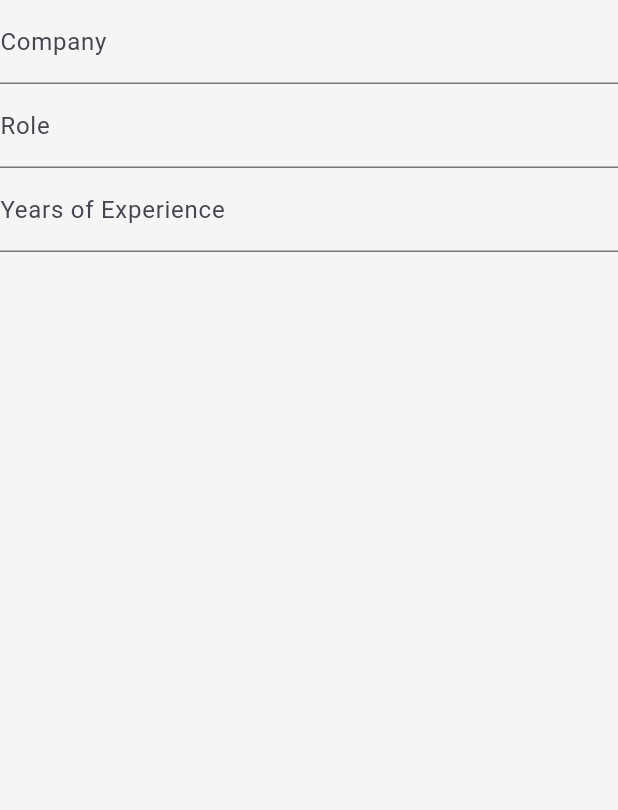
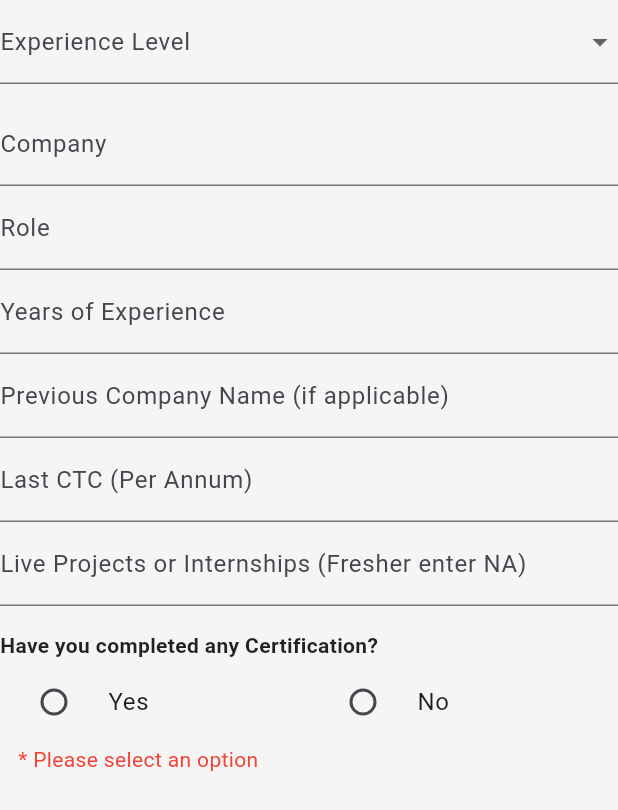
Before and after one commit to coderrDikshant/VibrantMinds, a Flutter app: the ExperienceSection widget shown alone on an empty page, opened directly with empty values, on a phone screen of 412 x 824 dp. Shown: the top 810 px of the screen. Run offline on Flutter 3.47's test engine with Material 3 defaults, Android fonts, the phone set to English and light mode, and no system bars; our stand-ins replace cloud_firestore, firebase_core, get, google_generative_ai, lottie; missing offline and left inert: amplify_auth_cognito, amplify_authenticator, amplify_flutter; accounts and stored records are empty.

Commit message:
added experience section

```diff
--- a/lib/widgets/profile_cards/experience_section.dart
+++ b/lib/widgets/profile_cards/experience_section.dart
@@ -12,9 +12,22 @@ class ExperienceSection extends StatefulWidget {
 class ExperienceSectionState extends State<ExperienceSection> {
   final _localFormKey = GlobalKey<FormState>();
 
+  String? _experienceLevel;
   String? _company;
   String? _role;
   String? _years;
+  String? _lastCTC;
+  String? _internshipDetails;
+  String? _previousCompany;
+  String? _certification;
+
+  final List<String> _experienceOptions = [
+    'Fresher',
+    '0–3 months',
+    '3–6 months',
+    '6 months – 1 year',
+    'More than 1 year',
+  ];
 
   void save() {
     if (_localFormKey.currentState?.validate() ?? false) {
@@ -22,40 +35,143 @@ class ExperienceSectionState extends State<ExperienceSection> {
       widget.onSaved({
         'experience': [
           {
+            'experienceLevel': _experienceLevel,
             'company': _company,
             'role': _role,
             'years': _years,
+            'previousCompany': _previousCompany,
+            'lastCTC': _lastCTC,
+            'internshipDetails': _internshipDetails,
+            'certification': _certification,
           }
         ]
       });
     }
   }
 
+  bool get isFresher => _experienceLevel == 'Fresher';
+
   @override
   Widget build(BuildContext context) {
     return Form(
       key: _localFormKey,
-      child: ListView(
+      child: Column(
+        crossAxisAlignment: CrossAxisAlignment.start,
         children: [
+          DropdownButtonFormField<String>(
+            decoration: const InputDecoration(labelText: 'Experience Level'),
+            value: _experienceLevel,
+            items: _experienceOptions
+                .map((exp) => DropdownMenuItem(
+              value: exp,
+              child: Text(exp),
+            ))
+                .toList(),
+            validator: (val) =>
+            val == null ? 'Please select experience level' : null,
+            onChanged: (val) {
+              setState(() {
+                _experienceLevel = val;
+              });
+            },
+            onSaved: (val) => _experienceLevel = val,
+          ),
+          const SizedBox(height: 12),
           TextFormField(
             decoration: const InputDecoration(labelText: 'Company'),
             validator: (val) =>
-                val == null || val.isEmpty ? 'Company is required' : null,
+            val == null || val.isEmpty ? 'Company is required' : null,
             onSaved: (val) => _company = val,
           ),
           TextFormField(
             decoration: const InputDecoration(labelText: 'Role'),
             validator: (val) =>
-                val == null || val.isEmpty ? 'Role is required' : null,
+            val == null || val.isEmpty ? 'Role is required' : null,
             onSaved: (val) => _role = val,
           ),
           TextFormField(
-            decoration: const InputDecoration(labelText: 'Years of Experience'),
+            decoration:
+            const InputDecoration(labelText: 'Years of Experience'),
             keyboardType: TextInputType.number,
             validator: (val) =>
-                val == null || val.isEmpty ? 'Years is required' : null,
+            val == null || val.isEmpty ? 'Years is required' : null,
             onSaved: (val) => _years = val,
           ),
+          TextFormField(
+            enabled: !isFresher,
+            decoration: const InputDecoration(
+                labelText: 'Previous Company Name (if applicable)'),
+            validator: (val) {
+              if (!isFresher && (val == null || val.isEmpty)) {
+                return 'Previous company is required';
+              }
+              return null;
+            },
+            onSaved: (val) => _previousCompany = isFresher ? 'NA' : val,
+          ),
+          TextFormField(
+            decoration:
+            const InputDecoration(labelText: 'Last CTC (Per Annum)'),
+            validator: (val) {
+              if (val == null || val.isEmpty) return 'CTC is required';
+              if (isFresher && val.trim().toUpperCase() != 'NA') {
+                return 'Fresher must enter NA';
+              }
+              return null;
+            },
+            onSaved: (val) => _lastCTC = val,
+          ),
+          TextFormField(
+            decoration: const InputDecoration(
+              labelText:
+              'Live Projects or Internships (Fresher enter NA)',
+            ),
+            validator: (val) {
+              if (val == null || val.isEmpty) return 'This field is required';
+              if (isFresher && val.trim().toUpperCase() != 'NA') {
+                return 'Fresher must enter NA';
+              }
+              return null;
+            },
+            onSaved: (val) => _internshipDetails = val,
+          ),
+          const SizedBox(height: 16),
+          const Text(
+            'Have you completed any Certification?',
+            style: TextStyle(fontWeight: FontWeight.bold),
+          ),
+          Row(
+            children: [
+              Expanded(
+                child: RadioListTile<String>(
+                  title: const Text('Yes'),
+                  value: 'Yes',
+                  groupValue: _certification,
+                  onChanged: (val) => setState(() {
+                    _certification = val;
+                  }),
+                ),
+              ),
+              Expanded(
+                child: RadioListTile<String>(
+                  title: const Text('No'),
+                  value: 'No',
+                  groupValue: _certification,
+                  onChanged: (val) => setState(() {
+                    _certification = val;
+                  }),
+                ),
+              ),
+            ],
+          ),
+          if (_certification == null)
+            const Padding(
+              padding: EdgeInsets.only(left: 12.0),
+              child: Text(
+                '* Please select an option',
+                style: TextStyle(color: Colors.red),
+              ),
+            ),
         ],
       ),
     );
```
